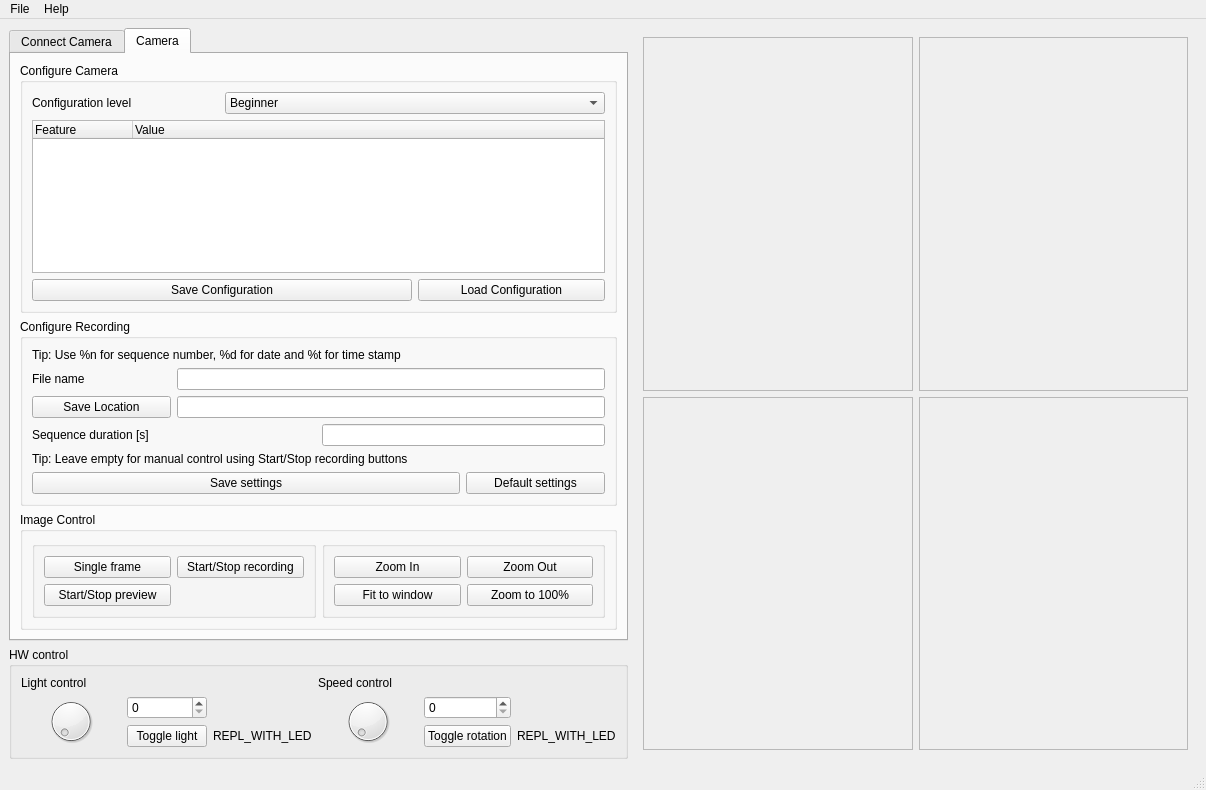
Old version of the form anubis.ui in the repository boortel/anubis_V2.
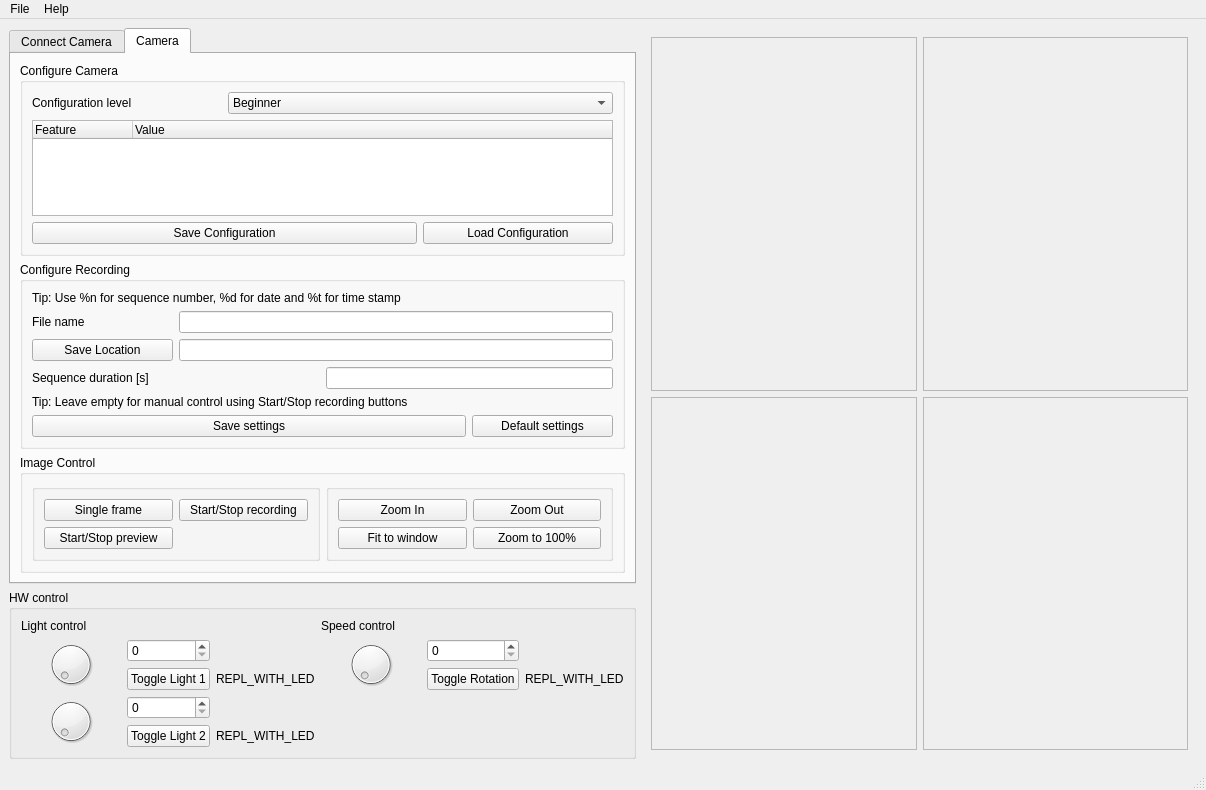
New version of the form. Icons and pictures are not drawn.

Commit message: added controls for a second light

```diff
--- a/anubis.ui
+++ b/anubis.ui
@@ -497,38 +497,8 @@
        <string>HW control</string>
       </property>
       <layout class="QGridLayout" name="gridLayout_HW">
-       <item row="1" column="8">
-        <spacer name="horizontalSpacer_2">
-         <property name="orientation">
-          <enum>Qt::Horizontal</enum>
-         </property>
-         <property name="sizeHint" stdset="0">
-          <size>
-           <width>40</width>
-           <height>20</height>
-          </size>
-         </property>
-        </spacer>
-       </item>
-       <item row="1" column="4">
-        <spacer name="horizontalSpacer">
-         <property name="orientation">
-          <enum>Qt::Horizontal</enum>
-         </property>
-         <property name="sizeHint" stdset="0">
-          <size>
-           <width>40</width>
-           <height>20</height>
-          </size>
-         </property>
-        </spacer>
-       </item>
-       <item row="2" column="7">
-        <widget class="QPushButton" name="btn_toggle_rotation">
-         <property name="text">
-          <string>Toggle rotation</string>
-         </property>
-        </widget>
+       <item row="1" column="1" rowspan="2">
+        <widget class="QDial" name="dial_light_1"/>
        </item>
        <item row="0" column="1">
         <widget class="QLabel" name="label">
@@ -537,45 +507,82 @@
          </property>
         </widget>
        </item>
-       <item row="2" column="4">
-        <widget class="QLabel" name="label_3">
-         <property name="text">
-          <string>REPL_WITH_LED</string>
-         </property>
-        </widget>
-       </item>
-       <item row="1" column="1" rowspan="2">
-        <widget class="QDial" name="dial_light"/>
-       </item>
-       <item row="2" column="3">
-        <widget class="QPushButton" name="btn_toggle_light">
-         <property name="text">
-          <string>Toggle light</string>
-         </property>
-        </widget>
-       </item>
-       <item row="1" column="5" rowspan="2">
+       <item row="1" column="10" rowspan="2">
         <widget class="QDial" name="dial_speed"/>
        </item>
-       <item row="0" column="5">
-        <widget class="QLabel" name="label_2">
+       <item row="2" column="11">
+        <widget class="QPushButton" name="btn_toggle_rotation">
          <property name="text">
-          <string>Speed control</string>
+          <string>Toggle Rotation</string>
          </property>
         </widget>
        </item>
-       <item row="2" column="8">
+       <item row="4" column="1" rowspan="2">
+        <widget class="QDial" name="dial_light_2"/>
+       </item>
+       <item row="1" column="3">
+        <widget class="QSpinBox" name="spinBox_light_1"/>
+       </item>
+       <item row="4" column="3">
+        <widget class="QSpinBox" name="spinBox_light_2"/>
+       </item>
+       <item row="2" column="12">
         <widget class="QLabel" name="label_4">
          <property name="text">
           <string>REPL_WITH_LED</string>
          </property>
         </widget>
        </item>
-       <item row="1" column="7">
+       <item row="5" column="3">
+        <widget class="QPushButton" name="btn_toggle_light_2">
+         <property name="text">
+          <string>Toggle Light 2</string>
+         </property>
+        </widget>
+       </item>
+       <item row="0" column="10">
+        <widget class="QLabel" name="label_speed_control">
+         <property name="text">
+          <string>Speed control</string>
+         </property>
+        </widget>
+       </item>
+       <item row="1" column="11">
         <widget class="QSpinBox" name="spinBox_speed"/>
        </item>
-       <item row="1" column="3">
-        <widget class="QSpinBox" name="spinBox_light"/>
+       <item row="2" column="3">
+        <widget class="QPushButton" name="btn_toggle_light_1">
+         <property name="text">
+          <string>Toggle Light 1</string>
+         </property>
+        </widget>
+       </item>
+       <item row="1" column="12">
+        <spacer name="horizontalSpacer_2">
+         <property name="orientation">
+          <enum>Qt::Horizontal</enum>
+         </property>
+         <property name="sizeHint" stdset="0">
+          <size>
+           <width>40</width>
+           <height>20</height>
+          </size>
+         </property>
+        </spacer>
+       </item>
+       <item row="5" column="4">
+        <widget class="QLabel" name="label_5">
+         <property name="text">
+          <string>REPL_WITH_LED</string>
+         </property>
+        </widget>
+       </item>
+       <item row="2" column="4">
+        <widget class="QLabel" name="label_3">
+         <property name="text">
+          <string>REPL_WITH_LED</string>
+         </property>
+        </widget>
        </item>
       </layout>
      </widget>
```
Left out of the diff: 2 changed lines with no effect on the pictures. The commit also changes 1 other file.
